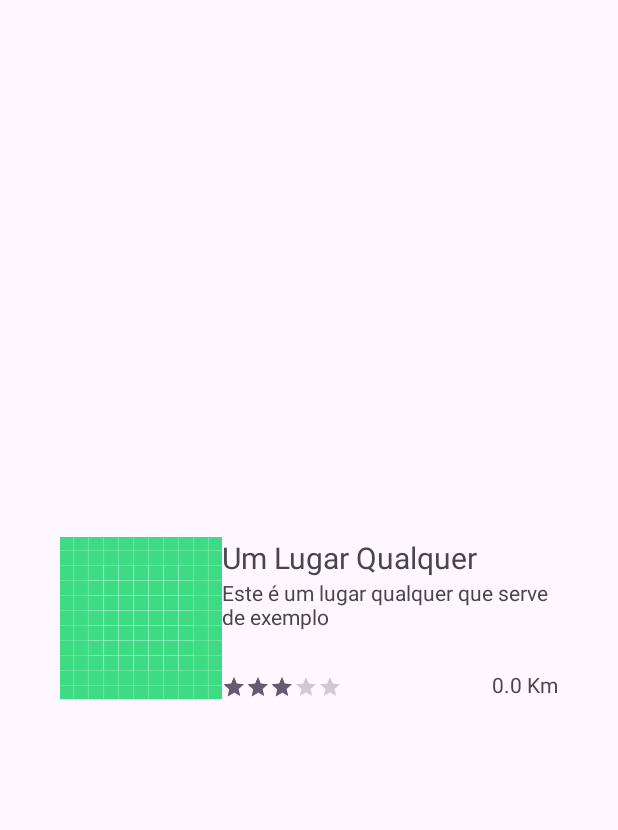
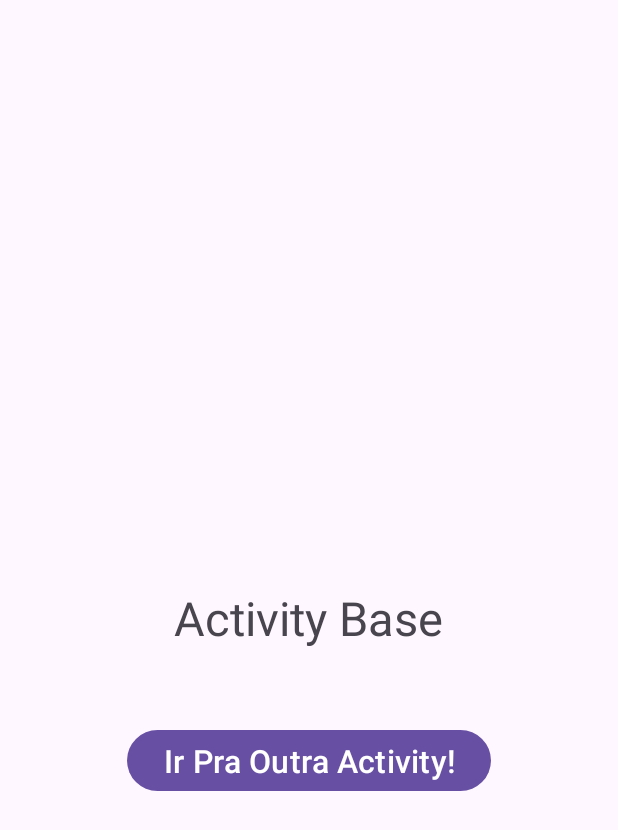
Before and after one commit to lamenkazu/AllUFMGAndroidExercicesInKotlin, an Android app: the screen it shows after launch (MainActivityE03Fragments before the commit, MainActivityE04ActionBar after it), on a phone screen of 412 x 824 dp. Shown: the top 830 px of the screen. Run offline under Robolectric (Android 15) with nearby library versions, the phone set to English and light mode, and no system bars.

Commit message:
E04 ActionBar - Menu & Navigation

```diff
--- /dev/null
+++ b/app/src/main/java/com/daedrii/allufmgandroidexercicesinkotlin/e04/menu_and_navigation/MainActivityE04ActionBar.kt
@@ -0,0 +1,23 @@
+package com.daedrii.allufmgandroidexercicesinkotlin.e04.menu_and_navigation
+
+import android.content.Intent
+import androidx.appcompat.app.AppCompatActivity
+import android.os.Bundle
+import com.daedrii.allufmgandroidexercicesinkotlin.R
+import com.daedrii.allufmgandroidexercicesinkotlin.databinding.ActivityMainE04ActionBarBinding
+
+class MainActivityE04ActionBar : AppCompatActivity() {
+
+    lateinit var binding: ActivityMainE04ActionBarBinding
+
+    override fun onCreate(savedInstanceState: Bundle?) {
+        super.onCreate(savedInstanceState)
+        binding = ActivityMainE04ActionBarBinding.inflate(layoutInflater)
+        setContentView(binding.root)
+
+        binding.btnGoToSecond.setOnClickListener{
+            val intent = Intent(this, SecondActivity::class.java)
+            startActivity(intent)
+        }
+    }
+}
--- /dev/null
+++ b/app/src/main/res/drawable/baseline_refresh_24.xml
@@ -0,0 +1,5 @@
+<vector android:height="24dp" android:tint="#000000"
+    android:viewportHeight="24" android:viewportWidth="24"
+    android:width="24dp" xmlns:android="http://schemas.android.com/apk/res/android">
+    <path android:fillColor="@android:color/white" android:pathData="M17.65,6.35C16.2,4.9 14.21,4 12,4c-4.42,0 -7.99,3.58 -7.99,8s3.57,8 7.99,8c3.73,0 6.84,-2.55 7.73,-6h-2.08c-0.82,2.33 -3.04,4 -5.65,4 -3.31,0 -6,-2.69 -6,-6s2.69,-6 6,-6c1.66,0 3.14,0.69 4.22,1.78L13,11h7V4l-2.35,2.35z"/>
+</vector>
--- /dev/null
+++ b/app/src/main/res/layout/activity_main_e04_action_bar.xml
@@ -0,0 +1,30 @@
+<?xml version="1.0" encoding="utf-8"?>
+<RelativeLayout xmlns:android="http://schemas.android.com/apk/res/android"
+    xmlns:app="http://schemas.android.com/apk/res-auto"
+    xmlns:tools="http://schemas.android.com/tools"
+    android:layout_width="match_parent"
+    android:layout_height="match_parent"
+    tools:context=".e04.menu_and_navigation.MainActivityE04ActionBar">
+
+    <com.google.android.material.textview.MaterialTextView
+        android:id="@+id/activity_title"
+        android:layout_width="wrap_content"
+        android:layout_height="wrap_content"
+        android:text="Activity Base"
+        android:layout_centerInParent="true"
+        android:textSize="31sp"
+        />
+
+    <com.google.android.material.button.MaterialButton
+        android:id="@+id/btnGoToSecond"
+        android:layout_width="wrap_content"
+        android:layout_height="wrap_content"
+        android:text="Ir Pra Outra Activity!"
+        android:textSize="21sp"
+
+        android:layout_below="@id/activity_title"
+        android:layout_centerHorizontal="true"
+        android:layout_marginTop="50dp"
+        />
+
+</RelativeLayout>
--- a/app/src/main/res/values/styles.xml
+++ b/app/src/main/res/values/styles.xml
@@ -39,4 +39,11 @@
         <item name="android:layout_alignParentRight"> true</item>
     </style>
 
+
+    <style name="AppThemeWithActionBar" parent="Theme.Material3.DayNight">
+        <!-- Habilita a ActionBar -->
+        <item name="android:windowActionBar">true</item>
+        <item name="android:windowNoTitle">true</item>
+    </style>
+
 </resources>
```
Also changed, not shown: app/src/main/AndroidManifest.xml (+24 -1 lines), app/src/main/java/com/daedrii/allufmgandroidexercicesinkotlin/e04/menu_and_navigation/SecondActivity.kt (added, +111 -0 lines), app/src/main/java/com/daedrii/allufmgandroidexercicesinkotlin/e04/menu_and_navigation/ThirdActivity.kt (added, +12 -0 lines), app/src/main/res/layout/activity_second.xml (added, +32 -0 lines), app/src/main/res/layout/activity_third.xml (added, +20 -0 lines), app/src/main/res/menu/eo4_second_activity_menu.xml (added, +48 -0 lines), 1 other file.
